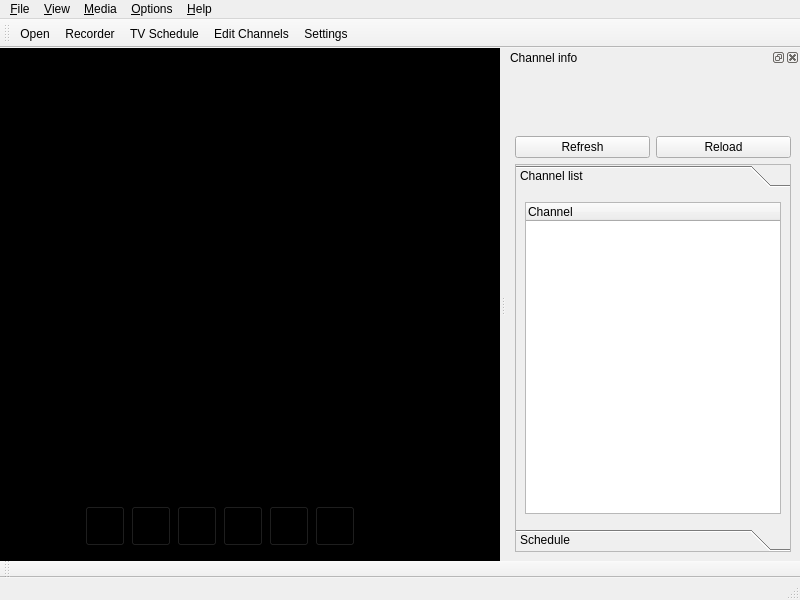
Qt form ui/MainWindow.ui (ntadej/tano) before a commit.
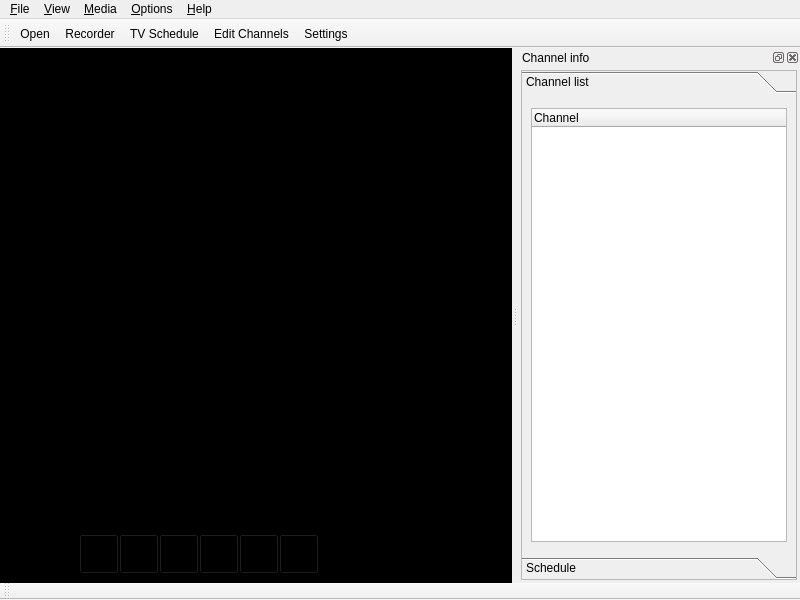
The same form after that commit. Icons and pictures are not drawn. Custom widgets are drawn as their Qt base class.

```diff
--- a/ui/MainWindow.ui
+++ b/ui/MainWindow.ui
@@ -37,6 +37,9 @@
        </sizepolicy>
       </property>
       <layout class="QVBoxLayout" name="verticalLayout">
+       <property name="spacing">
+        <number>0</number>
+       </property>
        <item>
         <layout class="QHBoxLayout" name="layoutButtons">
          <item>
@@ -412,7 +415,6 @@
    <addaction name="menuOptions"/>
    <addaction name="menuAbout"/>
   </widget>
-  <widget class="QStatusBar" name="statusbar"/>
   <widget class="QToolBar" name="toolBar">
    <property name="windowTitle">
     <string>Main Toolbar</string>
@@ -460,45 +462,12 @@
    </attribute>
    <widget class="QWidget" name="dockWidgetContents">
     <layout class="QVBoxLayout" name="verticalLayout_4">
-     <item>
-      <widget class="QLabel" name="labelLanguage">
-       <property name="text">
-        <string/>
-       </property>
-      </widget>
-     </item>
-     <item>
-      <widget class="QLabel" name="labelNow">
-       <property name="text">
-        <string/>
-       </property>
-      </widget>
-     </item>
-     <item>
-      <widget class="QLabel" name="labelNext">
-       <property name="text">
-        <string/>
-       </property>
-      </widget>
-     </item>
-     <item>
-      <layout class="QHBoxLayout" name="horizontalLayout">
-       <item>
-        <widget class="QPushButton" name="buttonRefresh">
-         <property name="text">
-          <string>Refresh</string>
-         </property>
-        </widget>
-       </item>
-       <item>
-        <widget class="QPushButton" name="buttonReload">
-         <property name="text">
-          <string>Reload</string>
-         </property>
-        </widget>
-       </item>
-      </layout>
-     </item>
+     <property name="spacing">
+      <number>0</number>
+     </property>
+     <property name="margin">
+      <number>3</number>
+     </property>
      <item>
       <widget class="QToolBox" name="channelToolBox">
        <property name="minimumSize">
@@ -518,8 +487,8 @@
          <rect>
           <x>0</x>
           <y>0</y>
-          <width>265</width>
-          <height>276</height>
+          <width>295</width>
+          <height>456</height>
          </rect>
         </property>
         <attribute name="label">
@@ -1132,6 +1101,12 @@
    <header>libvlc/VlcVideoWidget.h</header>
    <container>1</container>
   </customwidget>
+  <customwidget>
+   <class>InfoBar</class>
+   <extends>QWidget</extends>
+   <header>ui/InfoBar.h</header>
+   <container>1</container>
+  </customwidget>
  </customwidgets>
  <resources>
   <include location="images.qrc"/>
```
Left out of the diff: 11 changed lines with no effect on the pictures.
